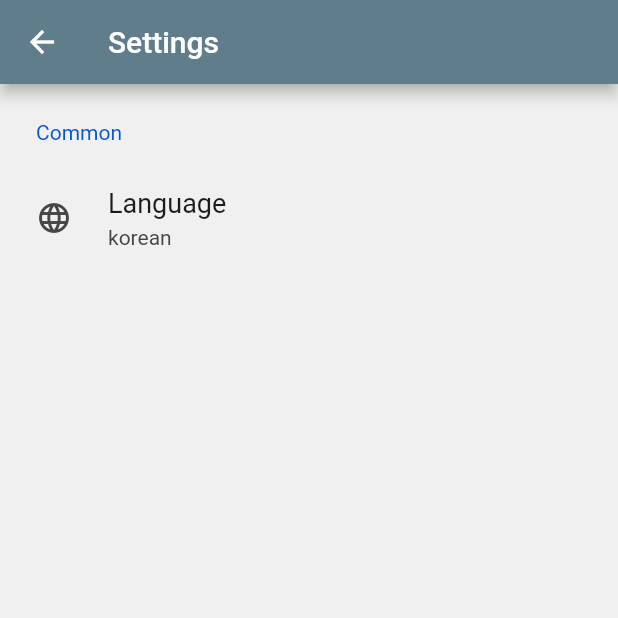
After one commit to HitomiViewer/flutter, a Flutter app: the screen it shows after launch, after a tap on the "settings" icon, on a phone screen of 412 x 824 dp, the top half of it. The commit adds this screen. Run offline on Flutter 3.47's test engine with Material 2 defaults, Android fonts, the phone set to English and light mode, and no system bars; drawn by our look-alikes of settings_ui; our stand-ins replace cached_network_image, flutter_svg, shared_preferences; missing offline and left inert: dart:ffi, prompt_dialog; network calls fail.

Commit message:
add settings

```diff
--- a/lib/main.dart
+++ b/lib/main.dart
@@ -1,5 +1,8 @@
 import 'package:flutter/gestures.dart';
 import 'package:flutter/material.dart';
+import 'package:hitomiviewer/screens/settings.dart';
+import 'package:hitomiviewer/store.dart';
+import 'package:provider/provider.dart';
 
 import 'screens/home.dart';
 import 'screens/hitomi.dart';
@@ -14,11 +17,16 @@ class AppScrollBehavior extends MaterialScrollBehavior {
 }
 
 void main() {
-  runApp(MaterialApp(
+  runApp(MultiProvider(
+    providers: [
+      ChangeNotifierProvider(create: (context) => Store()),
+    ],
+    child: MaterialApp(
       title: 'Flutter Demo',
       initialRoute: '/',
       routes: {
         '/': (context) => const HomeScreen(),
+        '/settings': (context) => const SettingScreen(),
         '/hitomi': (context) => const HitomiScreen(),
         '/hitomi/detail': (context) => const HitomiDetailScreen(),
       },
@@ -32,5 +40,6 @@ void main() {
       darkTheme: ThemeData.dark(),
       themeMode: ThemeMode.light,
       scrollBehavior: AppScrollBehavior(),
+    ),
   ));
 }
--- a/lib/screens/hitomi.dart
+++ b/lib/screens/hitomi.dart
@@ -3,7 +3,9 @@ import 'dart:convert';
 import 'package:cached_network_image/cached_network_image.dart';
 import 'package:flutter/material.dart';
 import 'package:flutter/services.dart';
+import 'package:hitomiviewer/store.dart';
 import 'package:http/http.dart' as http;
+import 'package:provider/provider.dart';
 
 import '../widgets/preview.dart';
 
@@ -34,9 +36,9 @@ class _HitomiScreenState extends State<HitomiScreen> {
     super.didChangeDependencies();
     args = ModalRoute.of(context)!.settings.arguments as HitomiScreenArguments?;
     if (args?.query == null || args?.query == '') {
-      galleries = fetchPost();
+      galleries = fetchPost(context.watch<Store>().language);
     } else {
-      galleries = searchGallery(args?.query);
+      galleries = searchGallery(args?.query, context.watch<Store>().language);
     }
   }
 
@@ -46,9 +48,11 @@ class _HitomiScreenState extends State<HitomiScreen> {
       appBar: AppBar(
         title: Text(
             args?.query == null || args?.query == '' ? '추천' : '${args?.query}'),
+        key: Key(context.watch<Store>().language),
       ),
       body: Center(
         child: FutureBuilder(
+          key: Key(context.watch<Store>().language),
           future: galleries,
           builder: (context, AsyncSnapshot<List<int>> snapshot) {
             if (snapshot.hasData) {
@@ -73,8 +77,10 @@ class _HitomiScreenState extends State<HitomiScreen> {
   }
 }
 
-Future<List<int>> fetchPost() async {
-  final response = await http.get(Uri.https('api.toshu.me', ''));
+Future<List<int>> fetchPost([String? language]) async {
+  final response = await http.get(Uri.https('api.toshu.me', '', {
+    language == null ? '' : 'language': language,
+  }));
 
   if (response.statusCode == 200) {
     // 만약 서버가 OK 응답을 반환하면, JSON을 파싱합니다.
@@ -85,10 +91,10 @@ Future<List<int>> fetchPost() async {
   }
 }
 
-Future<List<int>> searchGallery(query) async {
+Future<List<int>> searchGallery(query, [String? language]) async {
   final response = await http.get(Uri.https('api.toshu.me', '/search', {
     'query': query,
-    'language': 'korean',
+    language == null ? '' : 'language': language,
   }));
 
   if (response.statusCode == 200) {
--- a/lib/screens/home.dart
+++ b/lib/screens/home.dart
@@ -1,6 +1,8 @@
 import 'package:flutter/material.dart';
 import 'package:flutter_svg/flutter_svg.dart';
+import 'package:provider/provider.dart';
 
+import '../store.dart';
 import 'hitomi.dart';
 
 GlobalKey homeScreenNavigator = GlobalKey(debugLabel: 'home_btm_nav');
@@ -64,7 +66,22 @@ class SearchScreen extends StatelessWidget {
   @override
   Widget build(BuildContext context) {
     return Scaffold(
-      body: Center(
+      body: Stack(
+        children: [
+          IconButton(
+            icon: const Icon(Icons.settings),
+            onPressed: () {
+              Navigator.pushNamed(context, '/settings');
+            },
+          ),
+          main(context),
+        ],
+      ),
+    );
+  }
+
+  Widget main(BuildContext context) {
+    return Center(
       child: Column(
         mainAxisAlignment: MainAxisAlignment.center,
         children: <Widget>[
@@ -107,7 +124,6 @@ class SearchScreen extends StatelessWidget {
           ),
         ],
       ),
-      ),
     );
   }
 }
--- /dev/null
+++ b/lib/screens/settings.dart
@@ -0,0 +1,53 @@
+import 'dart:ffi';
+
+import 'package:flutter/material.dart';
+import 'package:prompt_dialog/prompt_dialog.dart';
+import 'package:provider/provider.dart';
+import 'package:settings_ui/settings_ui.dart';
+
+import '../store.dart';
+
+class SettingScreen extends StatefulWidget {
+  const SettingScreen({Key? key}) : super(key: key);
+
+  @override
+  State<SettingScreen> createState() => _SettingScreenState();
+}
+
+class _SettingScreenState extends State<SettingScreen> {
+  bool toggle = false;
+
+  @override
+  Widget build(BuildContext context) {
+    return Scaffold(
+      appBar: AppBar(
+        title: const Text('Settings'),
+      ),
+      body: SettingsList(
+        // platform: {
+        //       TargetPlatform.android: DevicePlatform.android,
+        //       TargetPlatform.iOS: DevicePlatform.iOS,
+        //       TargetPlatform.windows: DevicePlatform.windows,
+        //       TargetPlatform.macOS: DevicePlatform.macOS,
+        //       TargetPlatform.linux: DevicePlatform.linux,
+        //       TargetPlatform.fuchsia: DevicePlatform.fuchsia,
+        //     }[Theme.of(context).platform] ??
+        //     DevicePlatform.web,
+        sections: [
+          SettingsSection(
+            title: const Text('Common'),
+            tiles: <SettingsTile>[
+              SettingsTile.navigation(
+                leading: const Icon(Icons.language),
+                title: const Text('Language'),
+                value: Text(context.watch<Store>().language),
+                onPressed: (context) async => context.read<Store>().setLanguage(
+                    await prompt(context) ?? context.watch<Store>().language),
+              ),
+            ],
+          ),
+        ],
+      ),
+    );
+  }
+}
--- /dev/null
+++ b/lib/store.dart
@@ -0,0 +1,20 @@
+import 'package:flutter/material.dart';
+import 'package:shared_preferences/shared_preferences.dart';
+
+class Store extends ChangeNotifier {
+  SharedPreferences? _prefs;
+
+  Store() {
+    SharedPreferences.getInstance().then((prefs) {
+      _prefs = prefs;
+      language = prefs.getString('language') ?? language;
+    });
+  }
+
+  var language = 'korean';
+  setLanguage(String language) {
+    this.language = language;
+    _prefs?.setString('language', language);
+    notifyListeners();
+  }
+}
--- a/pubspec.yaml
+++ b/pubspec.yaml
@@ -37,6 +37,10 @@ dependencies:
   http: ^0.13.5
   cached_network_image: ^3.2.3
   flutter_svg: ^2.0.5
+  provider: ^6.0.5
+  settings_ui: ^2.0.2
+  prompt_dialog: ^1.0.10
+  shared_preferences: ^2.1.1
 
 dev_dependencies:
   flutter_test:
@@ -62,7 +66,6 @@ flutter:
 
   # To add assets to your application, add an assets section, like this:
   assets:
-    - assets/images/
     - assets/fonts/
     - assets/icons/
   #   - images/a_dot_burr.jpeg
```
Also changed, not shown: pubspec.lock, 6 other files. Lines whose indentation alone changed are shown as unchanged.
